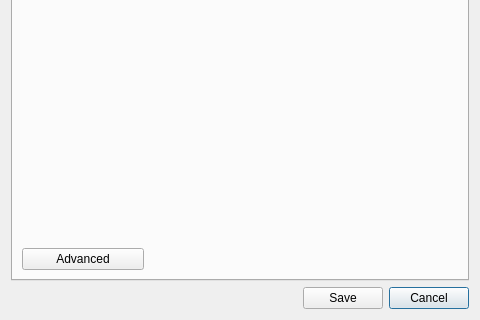
Old version of the form ui/settings.ui in the repository ultravideo/uvgComm; both pictures show x 0 to 480 and y 320 to 640 of the 480 by 640 pixel window.
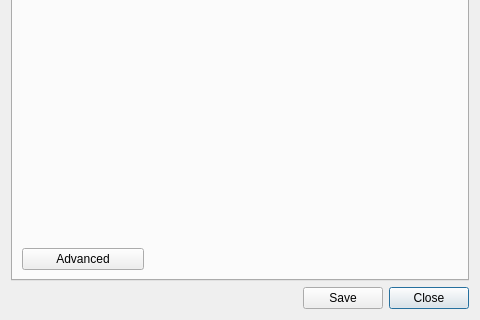
New version of the form.

Commit message: [Settings] (improvement) Settings now use the same logic as custom/advanced settings so they close instead of cancel and save, but don't close with save.

The edit to the form file:
```diff
--- a/ui/settings.ui
+++ b/ui/settings.ui
@@ -17,7 +17,7 @@
    <item row="2" column="2">
     <widget class="QPushButton" name="cancel">
      <property name="text">
-      <string>Cancel</string>
+      <string>Close</string>
      </property>
     </widget>
    </item>
```
Left out of the diff: 8 changed lines with no effect on the pictures. The commit also changes 3 other files.
